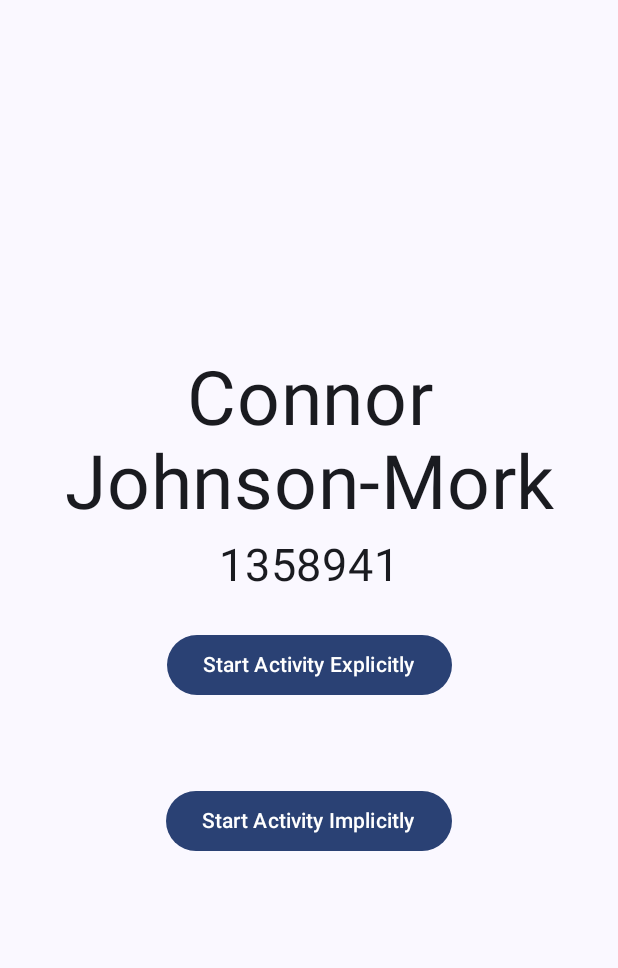
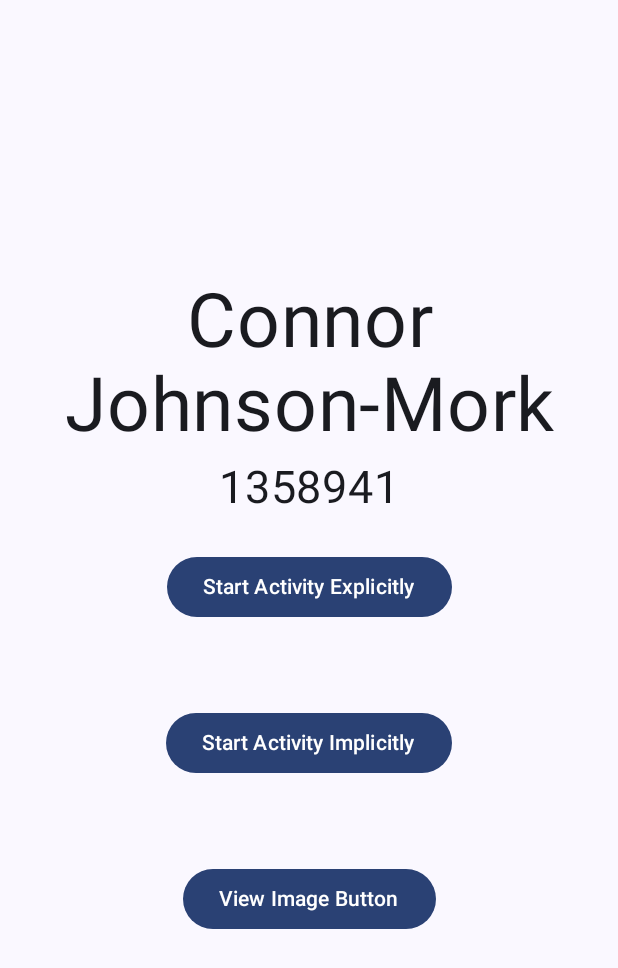
Before and after one commit to CLJMCLJM/Assignment2, an Android app built with Jetpack Compose: the screen it shows after launch (MainActivity), on a phone screen of 412 x 824 dp. Shown: the top 968 px of the screen. Run offline under Robolectric (Android 15) with nearby library versions, the phone set to English and light mode, and no system bars.

Commit message:
assignment4

```diff
--- a/app/src/main/java/com/example/assignment2cljm/MainActivity.kt
+++ b/app/src/main/java/com/example/assignment2cljm/MainActivity.kt
@@ -47,6 +47,12 @@ class MainActivity : ComponentActivity() {
                             val implicitIntent = Intent("com.example.assignment2cljm.ACTION_VIEW")
                             startActivity(implicitIntent)
                         }
+                        Activity3Button(
+                            modifier = Modifier.padding(4.dp)
+                        ) {
+                            val explicitIntent = Intent(this@MainActivity, MainActivity3::class.java)
+                            startActivity(explicitIntent)
+                        }
                     }
                 }
             }
@@ -74,6 +80,15 @@ fun ImplicitButton(modifier: Modifier = Modifier, onImplicitButtonClick: () -> U
     }
 }
 
+@Composable
+fun Activity3Button(modifier: Modifier = Modifier, onActivity3ButtonClick: () -> Unit) {
+    Column(verticalArrangement = Arrangement.Center, modifier = modifier.padding(8.dp)){
+        Button(onClick = onActivity3ButtonClick, Modifier.padding(16.dp)) {
+            Text(text = "View Image Button")
+        }
+    }
+}
+
 @Preview(showBackground = true)
 @Composable
 fun NameAndIDPreview() {
@@ -89,3 +104,11 @@ fun ButtonPreview() {
         ImplicitButton(onImplicitButtonClick = {})
     }
 }
+
+@Preview(showBackground = true)
+@Composable
+fun Activity3Preview() {
+    Assignment2CLJMTheme {
+        Activity3Button(onActivity3ButtonClick = {})
+    }
+}
--- a/app/src/main/res/values/strings.xml
+++ b/app/src/main/res/values/strings.xml
@@ -1,3 +1,4 @@
 <resources>
     <string name="app_name">assignment2CLJM</string>
+    <string name="title_activity_main3">MainActivity3</string>
 </resources>
```
Also changed, not shown: app/src/main/AndroidManifest.xml (+8 -1 lines), app/src/main/java/com/example/assignment2cljm/MainActivity3.kt (added, +50 -0 lines).
